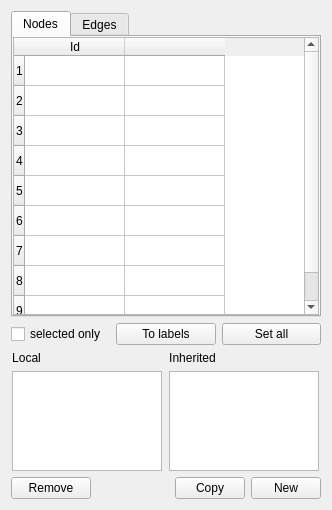
Above: software/tulip/designer/PropertyDialog.ui from vadivelselvaraj/TulipGLImprovement before the change. Below: the same form after it.
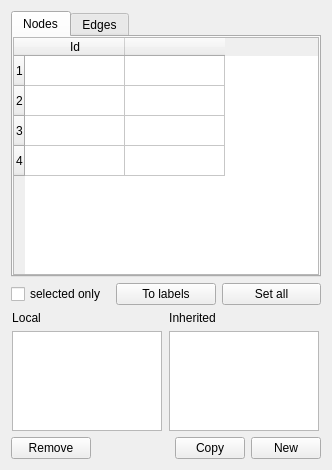
That is the form after the change. Custom widgets are drawn as their Qt base class.

Commit message: 1024x768 screen

The edit to the form file:
```diff
--- a/software/tulip/designer/PropertyDialog.ui
+++ b/software/tulip/designer/PropertyDialog.ui
@@ -6,7 +6,7 @@
     <x>0</x>
     <y>0</y>
     <width>332</width>
-    <height>510</height>
+    <height>470</height>
    </rect>
   </property>
   <property name="sizePolicy" >
@@ -46,7 +46,7 @@
          <property name="minimumSize" >
           <size>
            <width>0</width>
-           <height>300</height>
+           <height>100</height>
           </size>
          </property>
          <property name="focusPolicy" >
@@ -90,17 +90,12 @@
               <bool>true</bool>
              </property>
              <property name="rowCount" >
-              <number>9</number>
+              <number>4</number>
              </property>
              <row/>
              <row/>
              <row/>
              <row/>
-             <row/>
-             <row/>
-             <row/>
-             <row/>
-             <row/>
              <column>
               <property name="text" >
                <string>Id</string>
```
Left out of the diff: 7 changed lines with no effect on the pictures. The commit also changes 1 other file.
